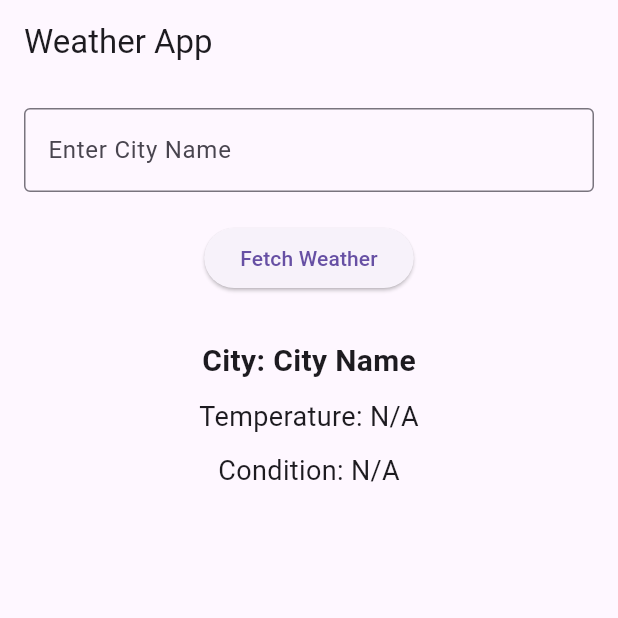
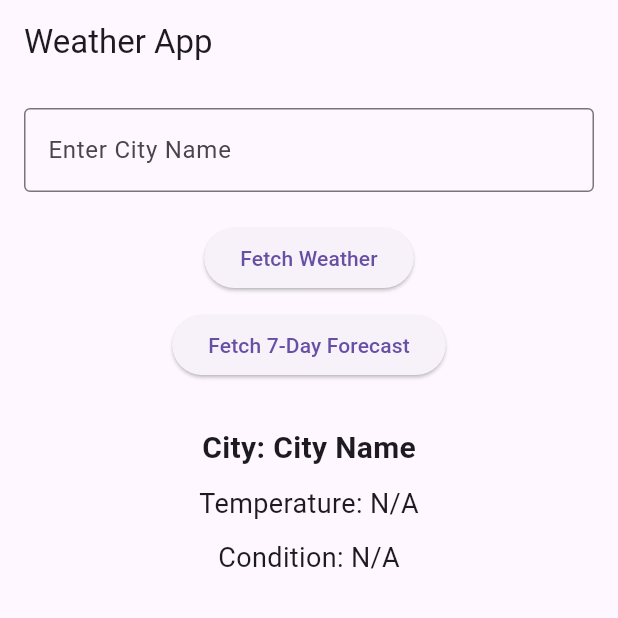
Before and after one commit to Harisurya123-byte/ClassActivity5, a Flutter app: the screen it shows after launch, on a phone screen of 412 x 824 dp, the top half of it. Run offline on Flutter 3.47's test engine with Material 3 defaults, Android fonts, the phone set to English and light mode, and no system bars.

Commit message:
Implemented 7-day weather forecast feature

```diff
--- a/lib/main.dart
+++ b/lib/main.dart
@@ -11,7 +11,7 @@ class WeatherApp extends StatelessWidget {
     return MaterialApp(
       title: 'Simple Weather App',
       theme: ThemeData(
-        primarySwatch: Colors.purple,  // Set the theme to purple
+        primarySwatch: Colors.purple, // Set the theme to purple
       ),
       home: WeatherScreen(),
     );
@@ -26,12 +26,15 @@ class WeatherScreen extends StatefulWidget {
 class _WeatherScreenState extends State<WeatherScreen> {
   final TextEditingController _cityController = TextEditingController();
 
-  // Variables to store the simulated weather data
+  // Variables to store the current weather data
   String cityName = '';
   String temperature = '';
   String weatherCondition = '';
 
-  // Simulate fetching weather data
+  // Variables to store the 7-day forecast
+  List<Map<String, String>> forecast = [];
+
+  // Simulate fetching current weather data
   void fetchWeather() {
     setState(() {
       // Get the entered city name from the TextField
@@ -51,6 +54,33 @@ class _WeatherScreenState extends State<WeatherScreen> {
     });
   }
 
+  // Simulate fetching 7-day weather forecast
+  void fetch7DayForecast() {
+    setState(() {
+      final random = Random();
+      List<String> weatherConditions = ['Sunny', 'Cloudy', 'Rainy'];
+
+      // Clear previous forecast
+      forecast.clear();
+
+      // Generate weather data for the next 7 days
+      for (int i = 0; i < 7; i++) {
+        // Generate random temperature between 15°C and 30°C
+        String dayTemperature = '${15 + random.nextInt(16)}°C';
+
+        // Randomly select a weather condition
+        String dayCondition = weatherConditions[random.nextInt(weatherConditions.length)];
+
+        // Add to the forecast list
+        forecast.add({
+          'day': 'Day ${i + 1}', // Example: Day 1, Day 2, etc.
+          'temperature': dayTemperature,
+          'condition': dayCondition,
+        });
+      }
+    });
+  }
+
   @override
   Widget build(BuildContext context) {
     return Scaffold(
@@ -61,7 +91,7 @@ class _WeatherScreenState extends State<WeatherScreen> {
         padding: const EdgeInsets.all(16.0),
         child: Center( // Center everything
           child: Column(
-            crossAxisAlignment: CrossAxisAlignment.center,  // Center elements horizontally
+            crossAxisAlignment: CrossAxisAlignment.center, // Center elements horizontally
             children: [
               // Input field for city name
               TextField(
@@ -73,14 +103,21 @@ class _WeatherScreenState extends State<WeatherScreen> {
               ),
               SizedBox(height: 20),
 
-              // Button to fetch weather
+              // Button to fetch current weather
               ElevatedButton(
                 onPressed: fetchWeather,
                 child: Text('Fetch Weather'),
               ),
+              SizedBox(height: 10),
+
+              // Button to fetch 7-day forecast
+              ElevatedButton(
+                onPressed: fetch7DayForecast,
+                child: Text('Fetch 7-Day Forecast'),
+              ),
               SizedBox(height: 30),
 
-              // Display weather information (city name, temperature, and condition)
+              // Display current weather information (city name, temperature, and condition)
               Text(
                 'City: ${cityName.isEmpty ? 'City Name' : cityName}',
                 style: TextStyle(fontSize: 20, fontWeight: FontWeight.bold),
@@ -95,7 +132,33 @@ class _WeatherScreenState extends State<WeatherScreen> {
                 'Condition: ${weatherCondition.isEmpty ? 'N/A' : weatherCondition}',
                 style: TextStyle(fontSize: 18),
               ),
-              Spacer(),  // Add spacer to push the content above upwards
+              SizedBox(height: 20),
+
+              // 7-day forecast section
+              if (forecast.isNotEmpty) ...[
+                Text(
+                  '7-Day Forecast',
+                  style: TextStyle(fontSize: 22, fontWeight: FontWeight.bold),
+                ),
+                SizedBox(height: 10),
+                // List of forecast days
+                Expanded(
+                  child: ListView.builder(
+                    shrinkWrap: true,
+                    itemCount: forecast.length,
+                    itemBuilder: (context, index) {
+                      final dayForecast = forecast[index];
+                      return ListTile(
+                        title: Text(dayForecast['day']!),
+                        subtitle: Text(
+                          'Temp: ${dayForecast['temperature']!}, Condition: ${dayForecast['condition']!}',
+                        ),
+                      );
+                    },
+                  ),
+                ),
+              ],
+              Spacer(), // Add spacer to push the content above upwards
             ],
           ),
         ),
```
